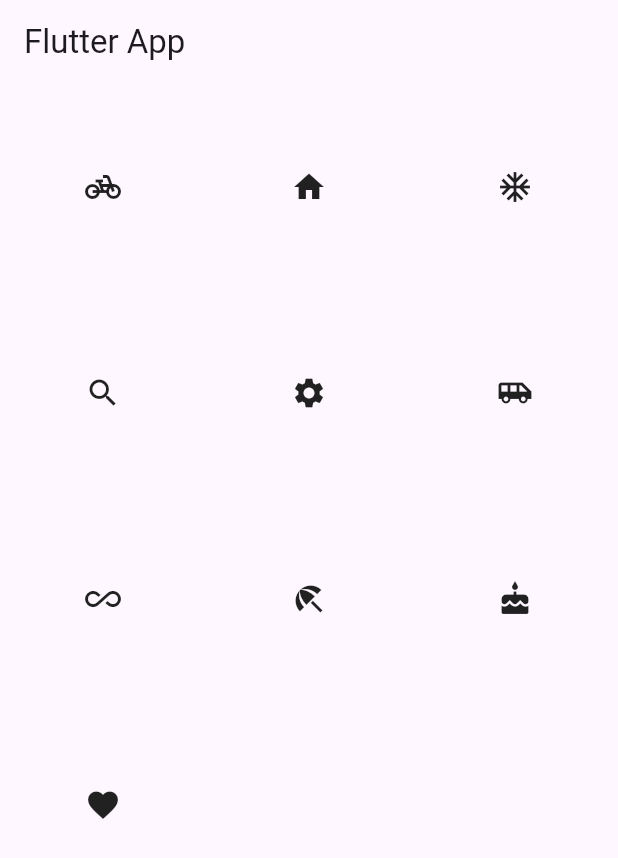
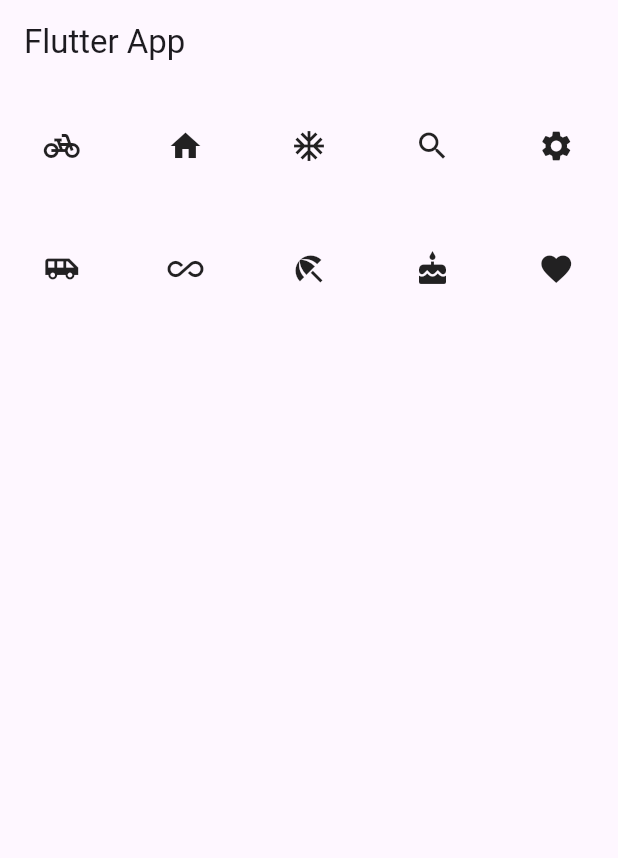
Before and after one commit to flutteruuu/flutter_demo, a Flutter app: the screen it shows after launch, on a phone screen of 412 x 824 dp. Shown: the top 858 px of the screen. Run offline on Flutter 3.47's test engine with Material 3 defaults, Android fonts, the phone set to English and light mode, and no system bars.

Commit message:
GridView.extent / maxCrossAxisExtent 每個圖標的最大寬度

```diff
--- a/lib/main.dart
+++ b/lib/main.dart
@@ -29,8 +29,8 @@ class HomePage extends StatelessWidget {
 
   @override
   Widget build(BuildContext context) {
-    return GridView.count(
-      crossAxisCount: 3, // 每行三個
+    return GridView.extent(
+      maxCrossAxisExtent: 100, // 每個圖標的最大寬度
       children: const[
         Icon(Icons.pedal_bike),
         Icon(Icons.home),
```
